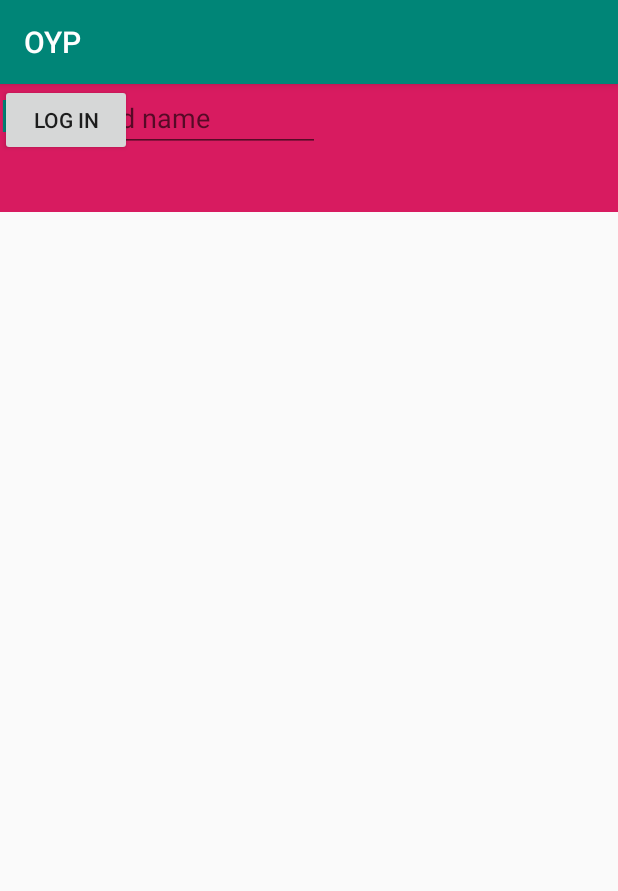
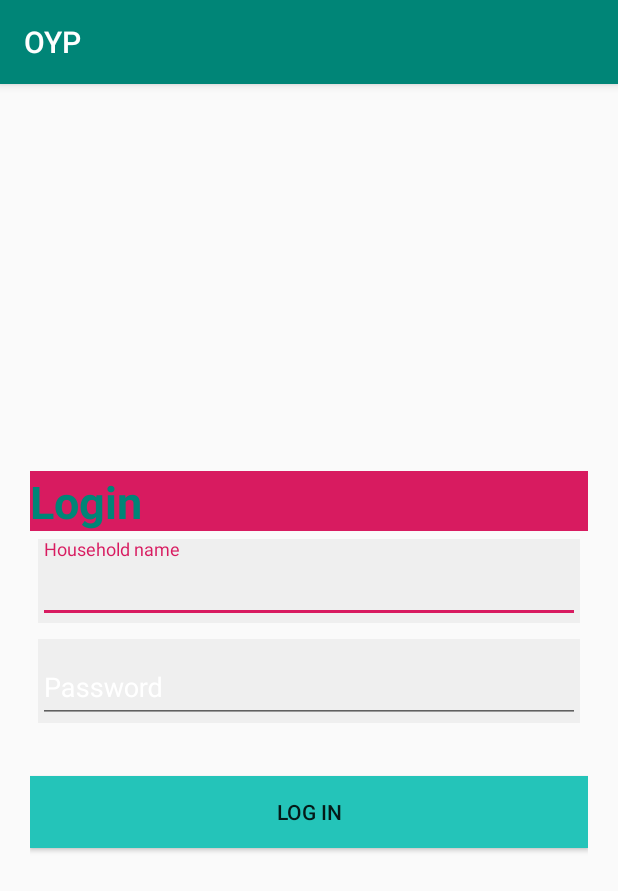
Before and after one commit to P-Weller/OYP, an Android app: the screen it shows after launch (LoginActivity), on a phone screen of 412 x 824 dp. Shown: the top 891 px of the screen. Run offline under Robolectric (Android 15) with nearby library versions, the phone set to English and light mode, and no system bars.

Commit message:
Login-View xml improved

```diff
--- a/app/src/main/res/layout/activity_login.xml
+++ b/app/src/main/res/layout/activity_login.xml
@@ -1,5 +1,5 @@
 <?xml version="1.0" encoding="utf-8"?>
-<android.support.constraint.ConstraintLayout
+<LinearLayout
     xmlns:android="http://schemas.android.com/apk/res/android"
     xmlns:app="http://schemas.android.com/apk/res-auto"
     xmlns:tools="http://schemas.android.com/tools"
@@ -7,10 +7,18 @@
     android:layout_height="match_parent"
     android:orientation="vertical">
 
+
+    <LinearLayout
+        android:layout_width="match_parent"
+        android:layout_height="match_parent"
+        android:orientation="vertical"
+        android:gravity="center"
+        android:layout_margin="20dp"
+        >
         <TextView
             android:id="@+id/textView"
-        android:layout_width="412dp"
-        android:layout_height="85dp"
+            android:layout_width="match_parent"
+            android:layout_height="40dp"
             android:background="@color/colorAccent"
             android:text="Login"
             android:textAlignment="textStart"
@@ -22,35 +30,51 @@
             app:layout_constraintTop_toTopOf="parent"
             android:gravity="start" />
 
+    <android.support.design.widget.TextInputLayout
+        android:layout_width="match_parent"
+        android:layout_height="wrap_content"
+        android:layout_margin="5dp"
+        android:background="#1e9c9b9b"
+        android:textColorHint="#ffffff"
+        tools:ignore="MissingConstraints">
+
     <EditText
         android:id="@+id/mNameEditText"
-        android:layout_width="wrap_content"
+        android:layout_width="match_parent"
         android:layout_height="wrap_content"
         android:ems="10"
         android:hint="Household name"
+        android:singleLine="true"
         android:inputType="textEmailAddress"
-        tools:layout_editor_absoluteX="99dp"
-        tools:layout_editor_absoluteY="185dp"
         tools:ignore="MissingConstraints" />
+    </android.support.design.widget.TextInputLayout>
+
+    <android.support.design.widget.TextInputLayout
+        android:layout_width="match_parent"
+        android:layout_height="wrap_content"
+        android:layout_margin="5dp"
+        android:background="#1e9c9b9b"
+        android:textColorHint="#ffffff">
 
     <EditText
         android:id="@+id/passwordEditText"
-        android:layout_width="wrap_content"
+        android:layout_width="match_parent"
         android:layout_height="wrap_content"
         android:ems="10"
         android:hint="Password"
         android:inputType="textPassword"
-        tools:layout_editor_absoluteX="99dp"
-        tools:layout_editor_absoluteY="283dp"
-        tools:ignore="MissingConstraints" />
+        android:singleLine="true" />
+    </android.support.design.widget.TextInputLayout>
 
     <Button
         android:id="@+id/logIn2Btn"
-        android:layout_width="wrap_content"
+        android:layout_width="match_parent"
         android:layout_height="wrap_content"
         android:text="Log in"
         tools:layout_editor_absoluteX="161dp"
         tools:layout_editor_absoluteY="387dp"
+        android:layout_marginTop="30dp"
+        android:background="#24c4b9"
         tools:ignore="MissingConstraints" />
-
-</android.support.constraint.ConstraintLayout>
+    </LinearLayout>
+</LinearLayout>
```
Lines whose indentation alone changed are shown as unchanged.
